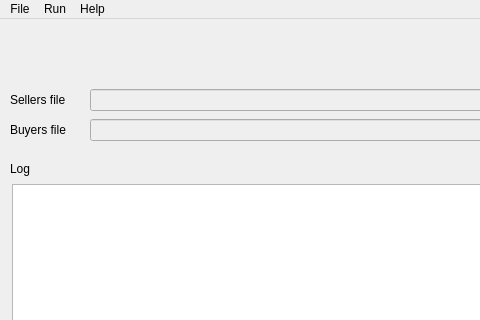
Old version of the form carbonCalculatorGUI/mainwindow.ui in the repository ARPA-SIMC/carbonCalculator; both pictures show x 0 to 480 and y 0 to 320 of the 700 by 600 pixel window.
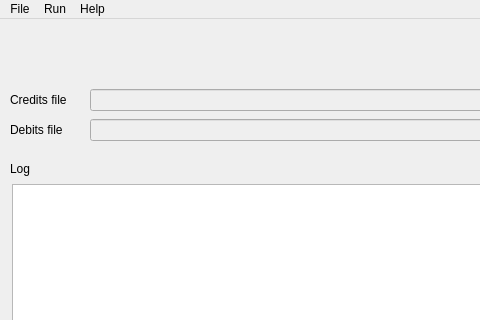
New version of the form.

What changed in the file:
```diff
--- a/carbonCalculatorGUI/mainwindow.ui
+++ b/carbonCalculatorGUI/mainwindow.ui
@@ -45,7 +45,7 @@
      </font>
     </property>
     <property name="text">
-     <string>Sellers file</string>
+     <string>Credits file</string>
     </property>
    </widget>
    <widget class="QTextBrowser" name="logBrowser">
@@ -73,7 +73,7 @@
      </font>
     </property>
     <property name="text">
-     <string>Buyers file</string>
+     <string>Debits file</string>
     </property>
    </widget>
    <widget class="QLineEdit" name="sellerBox">
```
Left out of the diff: 8 changed lines with no effect on the pictures.
